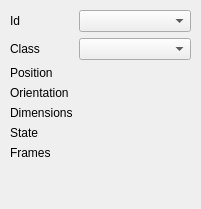
MatthieuZins/BoundingBoxMe, file boundingBoxInformation_ui.ui: the form before one commit.
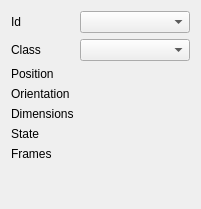
The form after the commit.

```diff
--- a/boundingBoxInformation_ui.ui
+++ b/boundingBoxInformation_ui.ui
@@ -13,15 +13,8 @@
   <property name="windowTitle">
    <string>Form</string>
   </property>
-  <widget class="QWidget" name="formLayoutWidget">
-   <property name="geometry">
-    <rect>
-     <x>10</x>
-     <y>10</y>
-     <width>181</width>
-     <height>181</height>
-    </rect>
-   </property>
+  <layout class="QVBoxLayout" name="verticalLayout">
+   <item>
    <layout class="QFormLayout" name="formLayout">
     <item row="1" column="0">
      <widget class="QLabel" name="label_2">
@@ -114,7 +107,8 @@
      </widget>
     </item>
    </layout>
-  </widget>
+   </item>
+  </layout>
  </widget>
  <resources/>
  <connections/>
```
Lines whose indentation alone changed are shown as unchanged.
